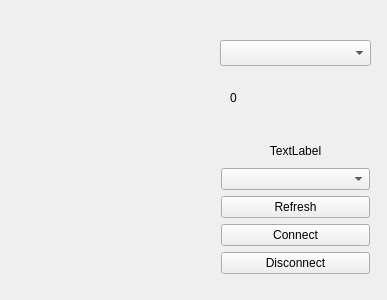
This is GUI/BT_LEDStrip/mywidget.ui in oxanagig/BTLED as Qt 5 draws it before an edit. The edited form follows.
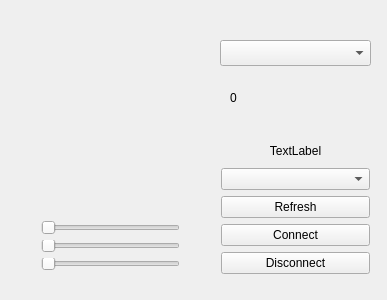
This is the edited form. Custom widgets are drawn as their Qt base class.

```diff
--- a/GUI/BT_LEDStrip/mywidget.ui
+++ b/GUI/BT_LEDStrip/mywidget.ui
@@ -500,11 +500,104 @@
     <string>0</string>
    </property>
   </widget>
+  <widget class="ColorPicker" name="colorPicker" native="true">
+   <property name="geometry">
+    <rect>
+     <x>40</x>
+     <y>10</y>
+     <width>151</width>
+     <height>181</height>
+    </rect>
+   </property>
+  </widget>
+  <widget class="QWidget" name="">
+   <property name="geometry">
+    <rect>
+     <x>10</x>
+     <y>210</y>
+     <width>13</width>
+     <height>66</height>
+    </rect>
+   </property>
+   <layout class="QVBoxLayout" name="verticalLayout_2">
+    <item>
+     <widget class="QLabel" name="label">
+      <property name="text">
+       <string>R</string>
+      </property>
+     </widget>
+    </item>
+    <item>
+     <widget class="QLabel" name="label_2">
+      <property name="text">
+       <string>G</string>
+      </property>
+     </widget>
+    </item>
+    <item>
+     <widget class="QLabel" name="label_3">
+      <property name="text">
+       <string>B</string>
+      </property>
+     </widget>
+    </item>
+   </layout>
+  </widget>
+  <widget class="QWidget" name="">
+   <property name="geometry">
+    <rect>
+     <x>30</x>
+     <y>210</y>
+     <width>161</width>
+     <height>71</height>
+    </rect>
+   </property>
+   <layout class="QVBoxLayout" name="verticalLayout_3">
+    <item>
+     <widget class="QSlider" name="redSlider">
+      <property name="maximum">
+       <number>255</number>
+      </property>
+      <property name="orientation">
+       <enum>Qt::Horizontal</enum>
+      </property>
+     </widget>
+    </item>
+    <item>
+     <widget class="QSlider" name="greenSlider">
+      <property name="maximum">
+       <number>255</number>
+      </property>
+      <property name="orientation">
+       <enum>Qt::Horizontal</enum>
+      </property>
+     </widget>
+    </item>
+    <item>
+     <widget class="QSlider" name="blueSlider">
+      <property name="maximum">
+       <number>255</number>
+      </property>
+      <property name="orientation">
+       <enum>Qt::Horizontal</enum>
+      </property>
+     </widget>
+    </item>
+   </layout>
+  </widget>
   <zorder>layoutWidget</zorder>
   <zorder>LEDmodeSelection</zorder>
   <zorder>serialWriteCounter</zorder>
  </widget>
  <layoutdefault spacing="6" margin="11"/>
+ <customwidgets>
+  <customwidget>
+   <class>ColorPicker</class>
+   <extends>QWidget</extends>
+   <header location="global">colorpicker.h</header>
+   <container>1</container>
+  </customwidget>
+ </customwidgets>
  <tabstops>
   <tabstop>serialPortListBox</tabstop>
   <tabstop>refreshButton</tabstop>
```
Left out of the diff: 7 changed lines with no effect on the pictures.
